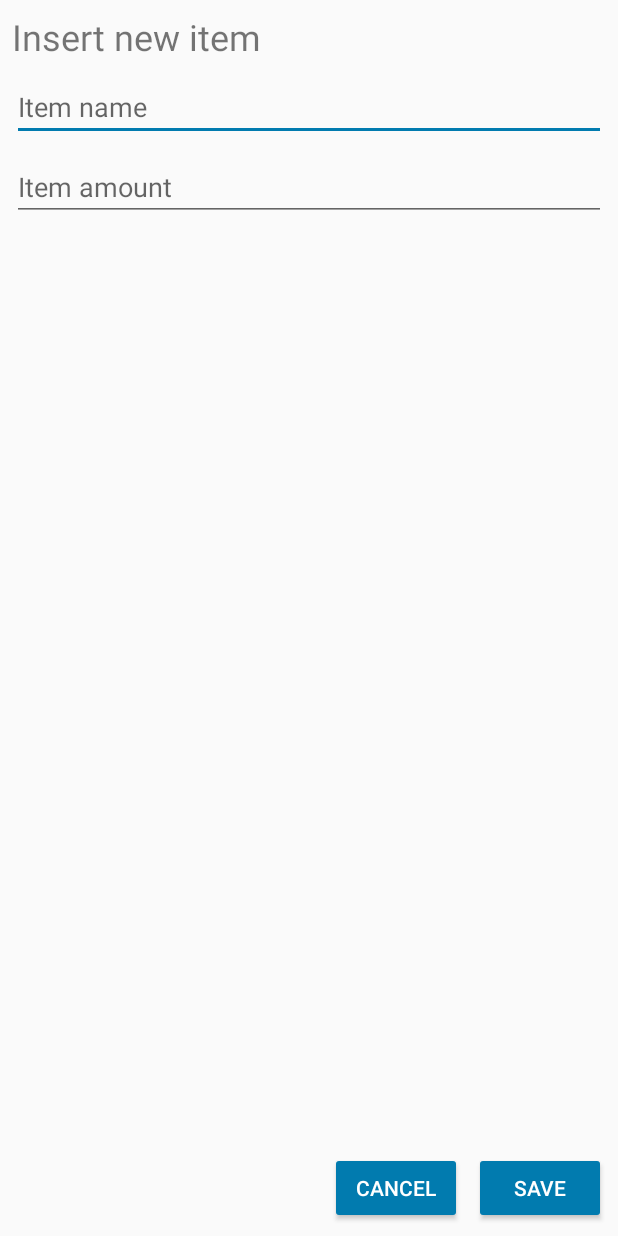
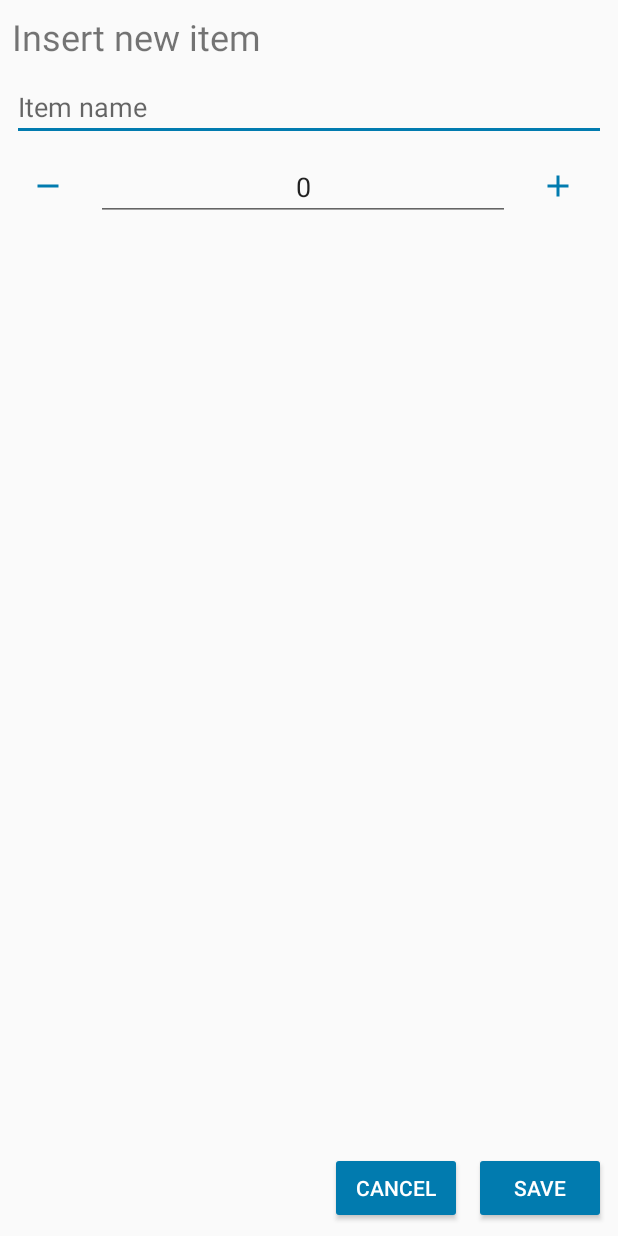
Before and after one commit to thurbridi/InventoryManager, an Android app: the InsertItemActivity screen opened directly, with no data from a screen before it, on a phone screen of 412 x 824 dp. Run offline under Robolectric (Android 15) with nearby library versions, the phone set to English and light mode, and no system bars.

Commit message:
added buttons to change item amount

```diff
--- a/app/src/main/java/thurbridi/inventorymanager/InsertItemActivity.kt
+++ b/app/src/main/java/thurbridi/inventorymanager/InsertItemActivity.kt
@@ -4,9 +4,11 @@ import android.app.Activity
 import android.content.Intent
 import android.os.Bundle
 import android.support.v7.app.AppCompatActivity
+import android.text.Editable
 import android.text.TextUtils
 import android.widget.Button
 import android.widget.EditText
+import android.widget.ImageButton
 
 class InsertItemActivity: AppCompatActivity() {
     private lateinit var editNameView: EditText
@@ -21,6 +23,9 @@ class InsertItemActivity: AppCompatActivity() {
 
         val buttonSave = findViewById<Button>(R.id.button_save)
         val buttonCancel = findViewById<Button>(R.id.button_cancel)
+        val buttonAdd = findViewById<ImageButton>(R.id.button_add)
+        val buttonRemove = findViewById<ImageButton>(R.id.button_remove)
+
 
         buttonSave.setOnClickListener {
             val replyIntent = Intent()
@@ -40,6 +45,26 @@ class InsertItemActivity: AppCompatActivity() {
             setResult(Activity.RESULT_CANCELED, Intent())
             finish()
         }
+
+        buttonAdd.setOnClickListener {
+            if (TextUtils.isEmpty(editAmountView.text)) {
+                editAmountView.setText("${1}")
+            } else {
+                val current = editAmountView.text.toString().toInt()
+                editAmountView.setText("${current + 1}")
+            }
+        }
+
+        buttonRemove.setOnClickListener {
+            if (TextUtils.isEmpty(editAmountView.text)) {
+                editAmountView.setText("${0}")
+            } else {
+                val current = editAmountView.text.toString().toInt()
+                if (current > 0) {
+                    editAmountView.setText("${current - 1}")
+                }
+            }
+        }
     }
 
     companion object {
--- a/app/src/main/res/layout/activity_insert_item.xml
+++ b/app/src/main/res/layout/activity_insert_item.xml
@@ -18,11 +18,14 @@
             android:layout_width="0dp"
             android:layout_height="wrap_content"
             android:ems="10"
-            app:layout_constraintStart_toStartOf="parent"
-            android:layout_marginStart="8dp" android:id="@+id/editAmount" android:layout_marginTop="8dp"
-            app:layout_constraintTop_toBottomOf="@+id/editName" android:hint="@string/hint_amount"
-            android:layout_marginEnd="8dp" app:layout_constraintEnd_toEndOf="parent" android:numeric="integer"
-            android:inputType="number"/>
+            android:layout_marginStart="8dp" android:id="@+id/editAmount"
+            android:hint="@string/hint_amount"
+            android:numeric="integer"
+            android:inputType="number" app:layout_constraintStart_toEndOf="@+id/button_remove"
+            android:layout_marginEnd="8dp" app:layout_constraintEnd_toStartOf="@+id/button_add"
+            app:layout_constraintHorizontal_bias="0.0" android:textAlignment="center"
+            android:text="0" android:layout_marginTop="8dp"
+            app:layout_constraintTop_toBottomOf="@+id/editName"/>
     <TextView
             android:text="@string/new_item_title"
             android:layout_width="wrap_content"
@@ -45,4 +48,21 @@
             android:textColor="@android:color/background_light" android:layout_marginEnd="8dp"
             app:layout_constraintEnd_toStartOf="@+id/button_save"
             app:layout_constraintBaseline_toBaselineOf="@+id/button_save"/>
+    <ImageButton
+            android:layout_width="wrap_content"
+            android:layout_height="wrap_content" app:srcCompat="@drawable/ic_add_black_24dp"
+            android:id="@+id/button_add"
+            app:layout_constraintEnd_toEndOf="parent"
+            android:layout_marginEnd="16dp"
+            android:elevation="0dp"
+            android:backgroundTint="@android:color/transparent" android:tint="@color/colorAccent"
+            app:layout_constraintTop_toTopOf="@+id/editAmount"/>
+    <ImageButton
+            android:layout_width="wrap_content"
+            android:layout_height="wrap_content" app:srcCompat="@drawable/ic_remove_black_24dp"
+            android:id="@+id/button_remove"
+            app:layout_constraintStart_toStartOf="parent"
+            android:layout_marginStart="8dp"
+            android:backgroundTint="@android:color/transparent" android:tint="@color/colorAccent"
+            app:layout_constraintTop_toTopOf="@+id/editAmount"/>
 </android.support.constraint.ConstraintLayout>
```
